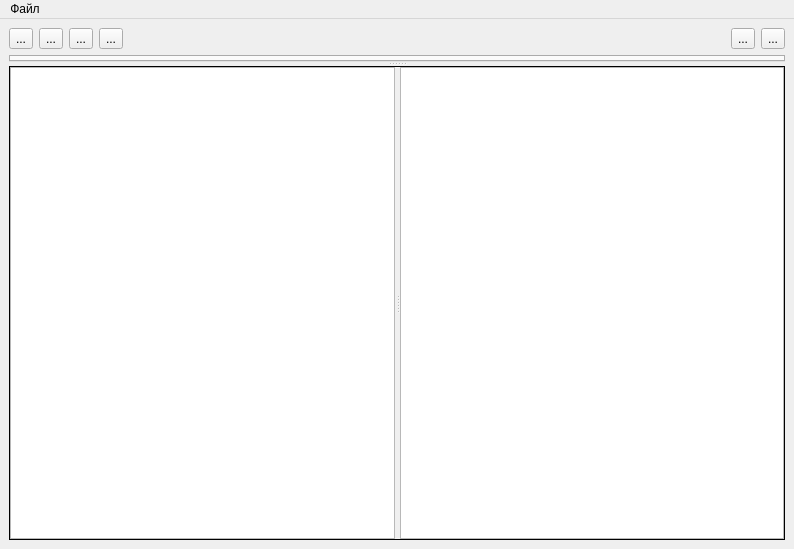
Above: mainwindow.ui from mikhailKhmel/database_viewer before the change. Below: the same form after it.
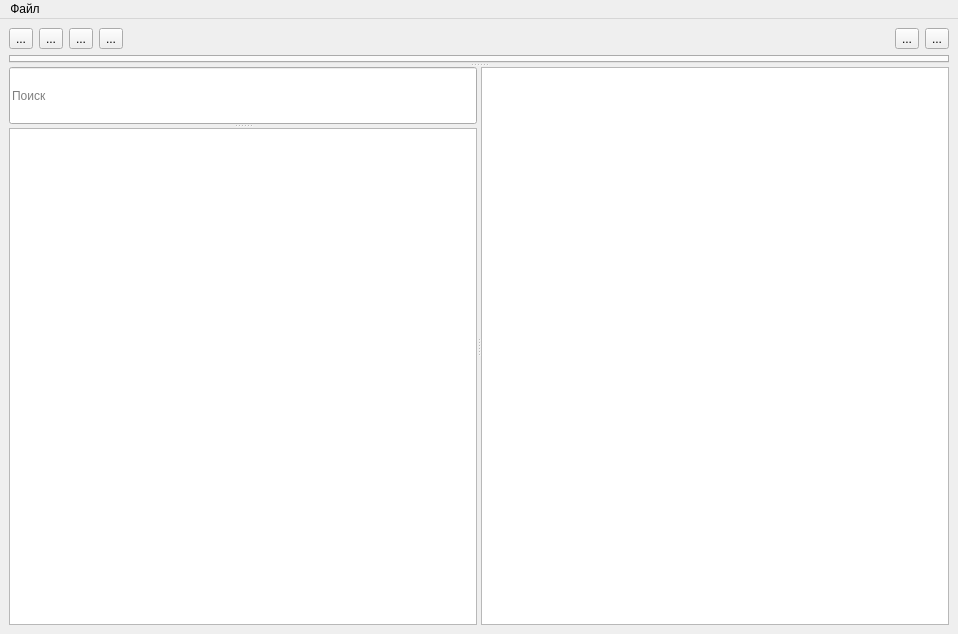
That is the form after the change. Icons and pictures are not drawn.

Commit message: Добавлена строка поиска

What changed in the file:
```diff
--- a/mainwindow.ui
+++ b/mainwindow.ui
@@ -6,8 +6,8 @@
    <rect>
     <x>0</x>
     <y>0</y>
-    <width>794</width>
-    <height>549</height>
+    <width>958</width>
+    <height>634</height>
    </rect>
   </property>
   <property name="windowTitle">
@@ -137,7 +137,7 @@
      </widget>
     </item>
     <item row="1" column="0" colspan="7">
-     <widget class="QSplitter" name="splitter_2">
+     <widget class="QSplitter" name="splitter_3">
       <property name="orientation">
        <enum>Qt::Vertical</enum>
       </property>
@@ -152,35 +152,36 @@
         <bool>true</bool>
        </property>
       </widget>
-      <widget class="QSplitter" name="splitter">
-       <property name="sizePolicy">
-        <sizepolicy hsizetype="Expanding" vsizetype="Expanding">
-         <horstretch>0</horstretch>
-         <verstretch>0</verstretch>
-        </sizepolicy>
-       </property>
-       <property name="frameShape">
-        <enum>QFrame::Panel</enum>
-       </property>
-       <property name="frameShadow">
-        <enum>QFrame::Plain</enum>
-       </property>
-       <property name="lineWidth">
-        <number>1</number>
-       </property>
+      <widget class="QSplitter" name="splitter_2">
        <property name="orientation">
         <enum>Qt::Horizontal</enum>
        </property>
-       <property name="handleWidth">
-        <number>5</number>
-       </property>
-       <widget class="QListWidget" name="listWidget_tables">
-        <property name="contextMenuPolicy">
-         <enum>Qt::ActionsContextMenu</enum>
+       <widget class="QSplitter" name="splitter">
+        <property name="orientation">
+         <enum>Qt::Vertical</enum>
         </property>
-        <property name="editTriggers">
-         <set>QAbstractItemView::EditKeyPressed</set>
-        </property>
+        <widget class="QLineEdit" name="lineEdit_search">
+         <property name="accessibleName">
+          <string>Поиск</string>
+         </property>
+         <property name="inputMask">
+          <string/>
+         </property>
+         <property name="text">
+          <string/>
+         </property>
+         <property name="placeholderText">
+          <string>Поиск</string>
+         </property>
+        </widget>
+        <widget class="QListWidget" name="listWidget_tables">
+         <property name="contextMenuPolicy">
+          <enum>Qt::ActionsContextMenu</enum>
+         </property>
+         <property name="editTriggers">
+          <set>QAbstractItemView::EditKeyPressed</set>
+         </property>
+        </widget>
        </widget>
        <widget class="QTableWidget" name="tableWidget">
         <property name="editTriggers">
@@ -197,7 +198,7 @@
     <rect>
      <x>0</x>
      <y>0</y>
-     <width>794</width>
+     <width>958</width>
      <height>25</height>
     </rect>
    </property>
```
Left out of the diff: 86 changed lines with no effect on the pictures. The commit also changes 2 other files.
